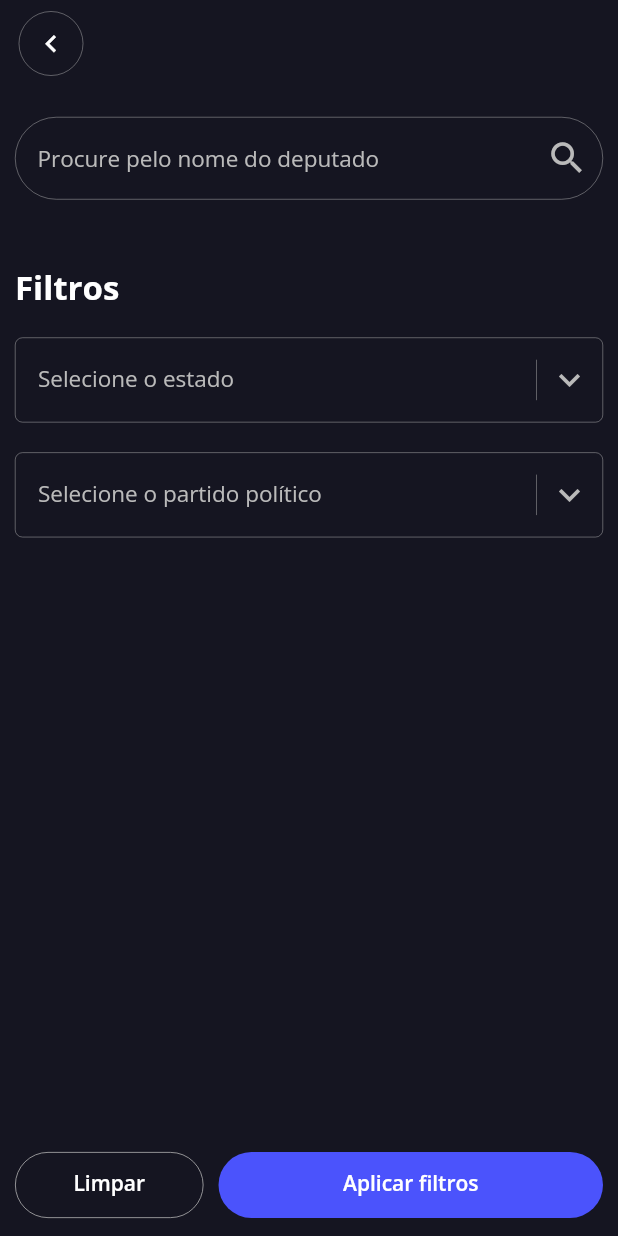
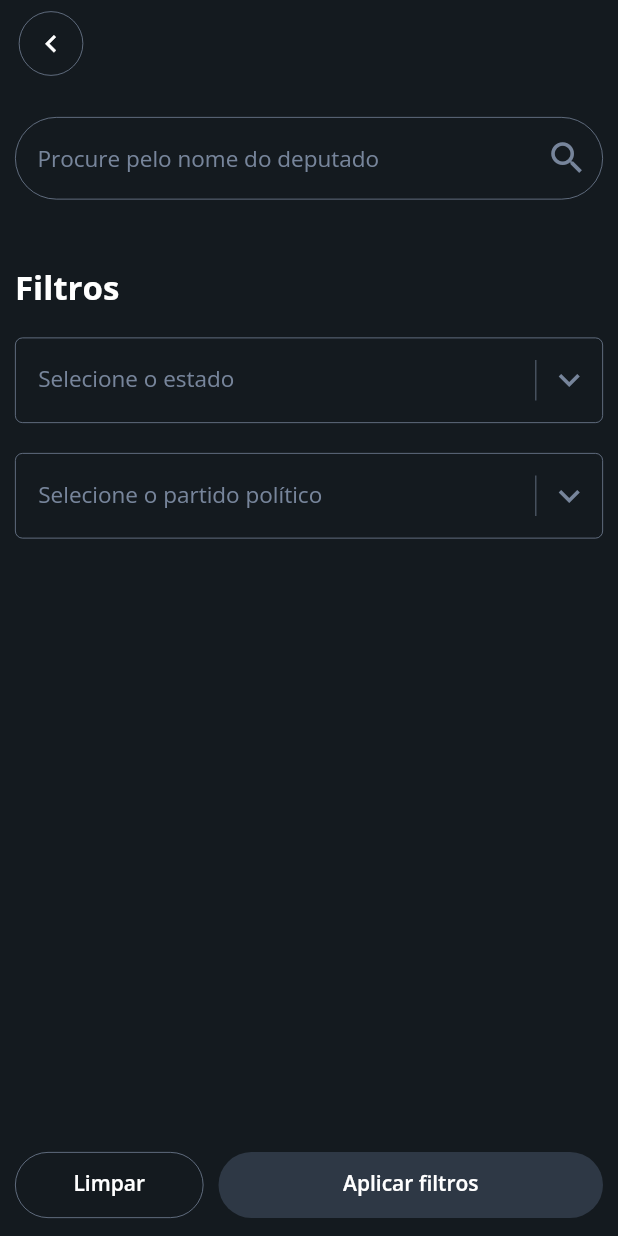
Before and after one commit to rafaelzorn/brasil_transparente_flutter, a Flutter app: the screen it shows after launch, after a tap on the "search" icon, on a phone screen of 412 x 824 dp. Run offline on Flutter 3.47's test engine with Material 2 defaults, Android fonts, the light colour scheme and no system bars; our stand-ins replace dio, flutter_dotenv, get, google_fonts, lazy_load_scrollview, transparent_image; network calls fail.

Commit message:
Refactor: Change colors

```diff
--- a/lib/app/modules/deputy_detail/pages/widgets/profile_image_widget.dart
+++ b/lib/app/modules/deputy_detail/pages/widgets/profile_image_widget.dart
@@ -42,7 +42,7 @@ class ProfileImageWidget extends StatelessWidget {
         decoration: BoxDecoration(
           color: BtColorTheme.TOM_THUMB,
           borderRadius: BorderRadius.all(Radius.circular(20)),
-          border: Border.all(color: BtColorTheme.CINDER, width: 1.5),
+          border: Border.all(color: BtColorTheme.BUNKER, width: 1.5),
         ),
         child: Text(
           'Exercício',
--- a/lib/app/modules/search/pages/search_page.dart
+++ b/lib/app/modules/search/pages/search_page.dart
@@ -129,10 +129,10 @@ class SearchPage extends GetView<SearchController> {
           style: TextButton.styleFrom(
             padding: EdgeInsets.all(15),
             primary: BtColorTheme.WHITE,
-            backgroundColor: BtColorTheme.CINDER,
+            backgroundColor: BtColorTheme.BUNKER,
             shape: RoundedRectangleBorder(
               borderRadius: BorderRadius.circular(100),
-              side: BorderSide(color: BtColorTheme.SILVER, width: 0.5),
+              side: BorderSide(color: BtColorTheme.SLATE_GRAY, width: 0.5),
             ),
             textStyle: TextHelper.style(
               fontSize: 14,
@@ -155,7 +155,7 @@ class SearchPage extends GetView<SearchController> {
           style: TextButton.styleFrom(
             padding: EdgeInsets.all(15),
             primary: BtColorTheme.WHITE,
-            backgroundColor: BtColorTheme.DODGER_BLUE,
+            backgroundColor: BtColorTheme.OXFORD_BLUE,
             shape: RoundedRectangleBorder(
               borderRadius: BorderRadius.circular(100),
             ),
--- a/lib/app/modules/search/pages/widgets/input_search_widget.dart
+++ b/lib/app/modules/search/pages/widgets/input_search_widget.dart
@@ -22,27 +22,30 @@ class InputSearchWidget extends StatelessWidget {
       textInputAction: TextInputAction.done,
       style: TextHelper.style(
         fontSize: 15,
-        color: BtColorTheme.SILVER,
+        color: BtColorTheme.SLATE_GRAY,
         height: 1.3,
       ),
       decoration: InputDecoration(
         hintText: StringResource.SEARCH_FOR_THE_DEPUTY_NAME,
-        hintStyle: TextHelper.style(fontSize: 15, color: BtColorTheme.SILVER),
+        hintStyle: TextHelper.style(
+          fontSize: 15,
+          color: BtColorTheme.SLATE_GRAY,
+        ),
         suffixIcon: Icon(
           Icons.search,
-          color: BtColorTheme.SILVER,
+          color: BtColorTheme.SLATE_GRAY,
           size: 28,
         ),
         enabledBorder: OutlineInputBorder(
-          borderSide: BorderSide(color: BtColorTheme.SILVER, width: 0.3),
+          borderSide: BorderSide(color: BtColorTheme.SLATE_GRAY, width: 0.5),
           borderRadius: BorderRadius.all(Radius.circular(30)),
         ),
         focusedBorder: OutlineInputBorder(
-          borderSide: BorderSide(color: BtColorTheme.SILVER, width: 0.3),
+          borderSide: BorderSide(color: BtColorTheme.SLATE_GRAY, width: 0.5),
           borderRadius: BorderRadius.all(Radius.circular(30)),
         ),
         filled: true,
-        fillColor: BtColorTheme.CINDER,
+        fillColor: BtColorTheme.BUNKER,
         contentPadding: EdgeInsets.fromLTRB(15, 18, 8, 18),
       ),
     );
--- a/lib/app/modules/search/pages/widgets/selectable_widget.dart
+++ b/lib/app/modules/search/pages/widgets/selectable_widget.dart
@@ -21,7 +21,7 @@ class SelectableWidget extends StatelessWidget {
         padding: EdgeInsets.symmetric(vertical: 14),
         decoration: BoxDecoration(
           borderRadius: BorderRadius.all(Radius.circular(5)),
-          border: Border.all(color: BtColorTheme.SILVER, width: 0.3),
+          border: Border.all(color: BtColorTheme.SLATE_GRAY, width: 0.5),
         ),
         child: Row(
           children: [
@@ -30,14 +30,17 @@ class SelectableWidget extends StatelessWidget {
                 padding: EdgeInsets.fromLTRB(15, 6, 0, 6),
                 decoration: BoxDecoration(
                   border: Border(
-                    right: BorderSide(color: BtColorTheme.SILVER, width: 0.3),
+                    right: BorderSide(
+                      color: BtColorTheme.SLATE_GRAY,
+                      width: 0.5,
+                    ),
                   ),
                 ),
                 child: Text(
                   this.text,
                   style: TextHelper.style(
                     fontSize: 15,
-                    color: BtColorTheme.SILVER,
+                    color: BtColorTheme.SLATE_GRAY,
                   ),
                 ),
               ),
@@ -47,7 +50,7 @@ class SelectableWidget extends StatelessWidget {
               child: Icon(
                 Icons.expand_more,
                 size: 28,
-                color: BtColorTheme.SILVER,
+                color: BtColorTheme.SLATE_GRAY,
               ),
             ),
           ],
--- a/lib/app/themes/bt_color_theme.dart
+++ b/lib/app/themes/bt_color_theme.dart
@@ -1,11 +1,11 @@
 import 'package:flutter/material.dart';
 
 class BtColorTheme {
-  static const Color CINDER = Color(0XFF151521);
+  static const Color TOM_THUMB = Color(0XFF0E5D1B);
   static const Color WHITE = Color(0XFFFFFFFF);
-  static const Color DODGER_BLUE = Color(0XFF4B53FC);
-  static const Color SILVER = Color(0XFFBABABA);
-  static const Color STEEL_GRAY = Color(0XFF232333);
-  static const Color TUNA = Color(0XFF363644);
-  static const Color TOM_THUMB = Color(0XFF0E5D1B);
+  static const Color BUNKER = Color(0XFF141A1F);
+  static const Color SLATE_GRAY = Color(0XFF77859B);
+  static const Color MELROSE = Color(0XFFB1C4FE);
+  static const Color OXFORD_BLUE = Color(0XFF2e3845);
+  static const Color EBONY_CLAY = Color(0XFF202934);
 }
--- a/lib/app/themes/bt_theme.dart
+++ b/lib/app/themes/bt_theme.dart
@@ -5,7 +5,7 @@ import 'package:brasil_transparente_flutter/app/themes/bt_color_theme.dart';
 
 final ThemeData btTheme = ThemeData(
   visualDensity: VisualDensity.adaptivePlatformDensity,
-  scaffoldBackgroundColor: BtColorTheme.CINDER,
+  scaffoldBackgroundColor: BtColorTheme.BUNKER,
   textButtonTheme: TextButtonThemeData(
     style: TextButton.styleFrom(primary: BtColorTheme.WHITE),
   ),
--- a/lib/app/widgets/bt_header_widget.dart
+++ b/lib/app/widgets/bt_header_widget.dart
@@ -25,7 +25,7 @@ class BtHeaderWidget extends StatelessWidget {
       child: Icon(icon, size: 23, color: BtColorTheme.WHITE),
       padding: EdgeInsets.all(10),
       shape: CircleBorder(
-        side: BorderSide(width: 0.3, color: BtColorTheme.SILVER),
+        side: BorderSide(width: 0.5, color: BtColorTheme.SLATE_GRAY),
       ),
       onPressed: () => onPress(),
     );
--- a/lib/app/widgets/bt_modal_widget.dart
+++ b/lib/app/widgets/bt_modal_widget.dart
@@ -14,7 +14,7 @@ class BtModalWidget {
           topRight: Radius.circular(25),
         ),
       ),
-      backgroundColor: BtColorTheme.STEEL_GRAY,
+      backgroundColor: BtColorTheme.EBONY_CLAY,
       isDismissible: false,
       enableDrag: false,
     );
--- a/lib/app/widgets/bt_notification_widget.dart
+++ b/lib/app/widgets/bt_notification_widget.dart
@@ -34,7 +34,7 @@ class BtNotificationWidget extends StatelessWidget {
             padding: EdgeInsets.all(10),
             decoration: BoxDecoration(
               borderRadius: BorderRadius.all(Radius.circular(100)),
-              border: Border.all(color: BtColorTheme.WHITE),
+              color: BtColorTheme.OXFORD_BLUE,
             ),
             child: Text(
               this.textButton!,
@@ -58,7 +58,7 @@ class BtNotificationWidget extends StatelessWidget {
       child: Column(
         mainAxisAlignment: MainAxisAlignment.center,
         children: <Widget>[
-          Icon(this.icon, size: this.iconSize, color: BtColorTheme.WHITE),
+          Icon(this.icon, size: this.iconSize, color: BtColorTheme.MELROSE),
           Container(
             padding: EdgeInsets.only(top: 15, bottom: 10),
             child: Text(
--- a/lib/app/widgets/bt_spinner_widget.dart
+++ b/lib/app/widgets/bt_spinner_widget.dart
@@ -7,7 +7,7 @@ class BtSpinnerWidget extends StatelessWidget {
   final double strokeWidth;
   final Color color;
 
-  BtSpinnerWidget({this.strokeWidth: 2, this.color: BtColorTheme.SILVER});
+  BtSpinnerWidget({this.strokeWidth: 2, this.color: BtColorTheme.SLATE_GRAY});
 
   @override
   Widget build(BuildContext context) {
--- a/lib/main.dart
+++ b/lib/main.dart
@@ -22,7 +22,7 @@ class Main extends StatelessWidget {
   Widget build(BuildContext context) {
     SystemChrome.setSystemUIOverlayStyle(
       SystemUiOverlayStyle(
-        statusBarColor: BtColorTheme.CINDER,
+        statusBarColor: BtColorTheme.BUNKER,
         statusBarIconBrightness: Brightness.light,
       ),
     );
```
Also changed, not shown: lib/app/modules/deputies/pages/widgets/deputy_widget.dart (+5 -5 lines), lib/app/modules/deputy_detail/pages/deputy_detail_page.dart (+14 -13 lines), lib/app/modules/search/pages/widgets/selectable_modal_widget.dart (+4 -4 lines).
